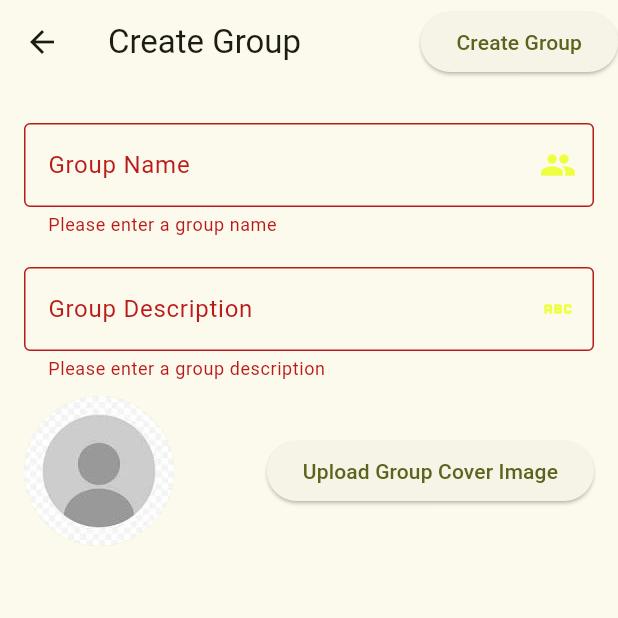
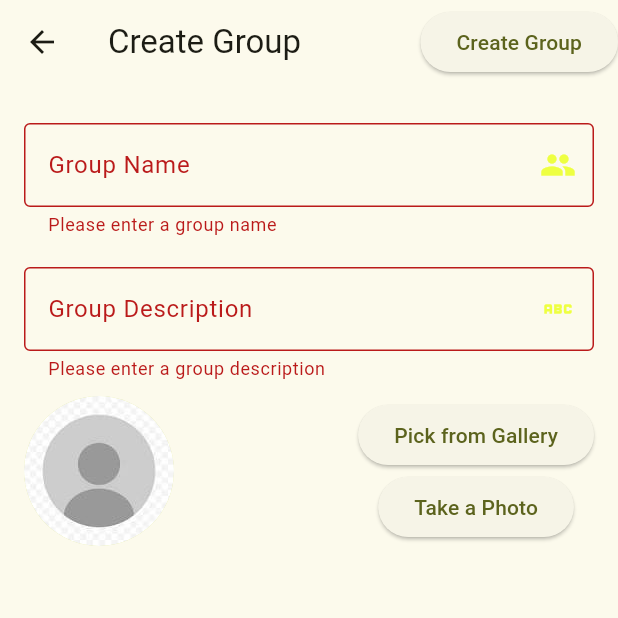
Before and after one commit to AbubakarSiddiquePA/healthy_admin, a Flutter app: the CreateGroupPage screen opened directly, after a tap on "Create Group", on a phone screen of 412 x 824 dp, the top half of it. Run offline on Flutter 3.47's test engine with Material 3 defaults, Android fonts, the phone set to English and light mode, and no system bars; our stand-ins replace cloud_firestore, firebase_core, firebase_storage, image_picker; accounts and stored records are empty.

Commit message:
create group image picker(storage bucket issue resolved)

```diff
--- a/lib/chat/create_group/create_group.dart
+++ b/lib/chat/create_group/create_group.dart
@@ -1,8 +1,26 @@
-// import 'dart:io';
+import 'dart:io';
+import 'package:cloud_firestore/cloud_firestore.dart';
+import 'package:firebase_core/firebase_core.dart';
+import 'package:firebase_storage/firebase_storage.dart';
+import 'package:flutter/material.dart';
+import 'package:image_picker/image_picker.dart';
 
-import 'package:cloud_firestore/cloud_firestore.dart';
-import 'package:flutter/material.dart';
-// import 'package:image_picker/image_picker.dart';
+void main() async {
+  WidgetsFlutterBinding.ensureInitialized();
+  await Firebase.initializeApp();
+  runApp(const MyApp());
+}
+
+class MyApp extends StatelessWidget {
+  const MyApp({super.key});
+
+  @override
+  Widget build(BuildContext context) {
+    return const MaterialApp(
+      home: CreateGroupPage(),
+    );
+  }
+}
 
 class CreateGroupPage extends StatefulWidget {
   const CreateGroupPage({super.key});
@@ -15,24 +33,25 @@ class _CreateGroupPageState extends State<CreateGroupPage> {
   final _formKey = GlobalKey<FormState>();
   String _groupName = "";
   String _groupDescription = "";
-  // File? _imageFile;
-  // final ImagePicker _picker = ImagePicker();
+  File? _imageFile;
+  final ImagePicker _picker = ImagePicker();
 
   Future<void> createGroup() async {
     if (_formKey.currentState!.validate()) {
       _formKey.currentState!.save();
-      // String? coverImageUrl;
-      // if (_imageFile != null) {
-      //   coverImageUrl = await uploadImageToFirebase(_imageFile!);
-      // } else {
-      //   coverImageUrl = 'assets/images/images.jpeg'; // default image
-      // }
+      String? coverImageUrl;
+      if (_imageFile != null) {
+        coverImageUrl = await uploadImageToFirebase(_imageFile!);
+      } else {
+        coverImageUrl = 'assets/images/images.jpeg'; // default image
+      }
       try {
         await FirebaseFirestore.instance.collection("groups").add({
           "name": _groupName,
           "description": _groupDescription,
-          // "coverImage": coverImageUrl,
+          "coverImage": coverImageUrl,
         });
+        Navigator.pop(context);
         // ignore: use_build_context_synchronously
         ScaffoldMessenger.of(context).showSnackBar(
             const SnackBar(content: Text("Group Created Successfully")));
@@ -44,24 +63,24 @@ class _CreateGroupPageState extends State<CreateGroupPage> {
     }
   }
 
-  // Future<void> pickImage() async {
-  //   final pickedFile = await _picker.pickImage(source: ImageSource.gallery);
-  //   if (pickedFile != null) {
-  //     setState(() {
-  //       _imageFile = File(pickedFile.path);
-  //     });
-  //   }
-  // }
+  Future<void> pickImage(ImageSource source) async {
+    final pickedFile = await _picker.pickImage(source: source);
+    if (pickedFile != null) {
+      setState(() {
+        _imageFile = File(pickedFile.path);
+      });
+    }
+  }
 
-  // Future<String> uploadImageToFirebase(File imageFile) async {
-  //   final storageRef = FirebaseStorage.instance
-  //       .ref()
-  //       .child('group_cover_images/${DateTime.now().toString()}.jpg');
-  //   final uploadTask = storageRef.putFile(imageFile);
-  //   final snapshot = await uploadTask;
-  //   final downloadUrl = await snapshot.ref.getDownloadURL();
-  //   return downloadUrl;
-  // }
+  Future<String> uploadImageToFirebase(File imageFile) async {
+    final storageRef = FirebaseStorage.instance
+        .ref()
+        .child('group_cover_images/${DateTime.now().toString()}.jpg');
+    final uploadTask = storageRef.putFile(imageFile);
+    final snapshot = await uploadTask;
+    final downloadUrl = await snapshot.ref.getDownloadURL();
+    return downloadUrl;
+  }
 
   @override
   Widget build(BuildContext context) {
@@ -121,23 +140,26 @@ class _CreateGroupPageState extends State<CreateGroupPage> {
                 Row(
                   mainAxisAlignment: MainAxisAlignment.spaceBetween,
                   children: [
-                    const SizedBox(
-                      width: 100,
-                      height: 100,
-                      child: CircleAvatar(
-                        backgroundImage:
-                            AssetImage("assets/images/images.jpeg"),
-                        // backgroundImage: _imageFile != null
-                        //     ? FileImage(_imageFile!)
-                        //     : const AssetImage("assets/images/images.jpeg")
-                        //         as ImageProvider,
-                      ),
+                    CircleAvatar(
+                      radius: 50,
+                      backgroundImage: _imageFile != null
+                          ? FileImage(_imageFile!)
+                          : const AssetImage("assets/images/images.jpeg")
+                              as ImageProvider,
                     ),
                     const SizedBox(width: 10),
-                    ElevatedButton(
-                        // onPressed: pickImage,
-                        onPressed: () {},
-                        child: const Text("Upload Group Cover Image")),
+                    Column(
+                      children: [
+                        ElevatedButton(
+                          onPressed: () => pickImage(ImageSource.gallery),
+                          child: const Text("Pick from Gallery"),
+                        ),
+                        ElevatedButton(
+                          onPressed: () => pickImage(ImageSource.camera),
+                          child: const Text("Take a Photo"),
+                        ),
+                      ],
+                    ),
                   ],
                 ),
                 const SizedBox(height: 10),
--- a/lib/main.dart
+++ b/lib/main.dart
@@ -14,7 +14,7 @@ void main() async {
               appId: "1:764846460901:android:19d80dd753538ccc65a90c",
               messagingSenderId: "764846460901",
               projectId: "healthy-a9610",
-              // storageBucket: "healthy-a9610.appspot.com",
+              storageBucket: "healthy-a9610.appspot.com",
             )
           : null);
   runApp(const MyApp());
```
